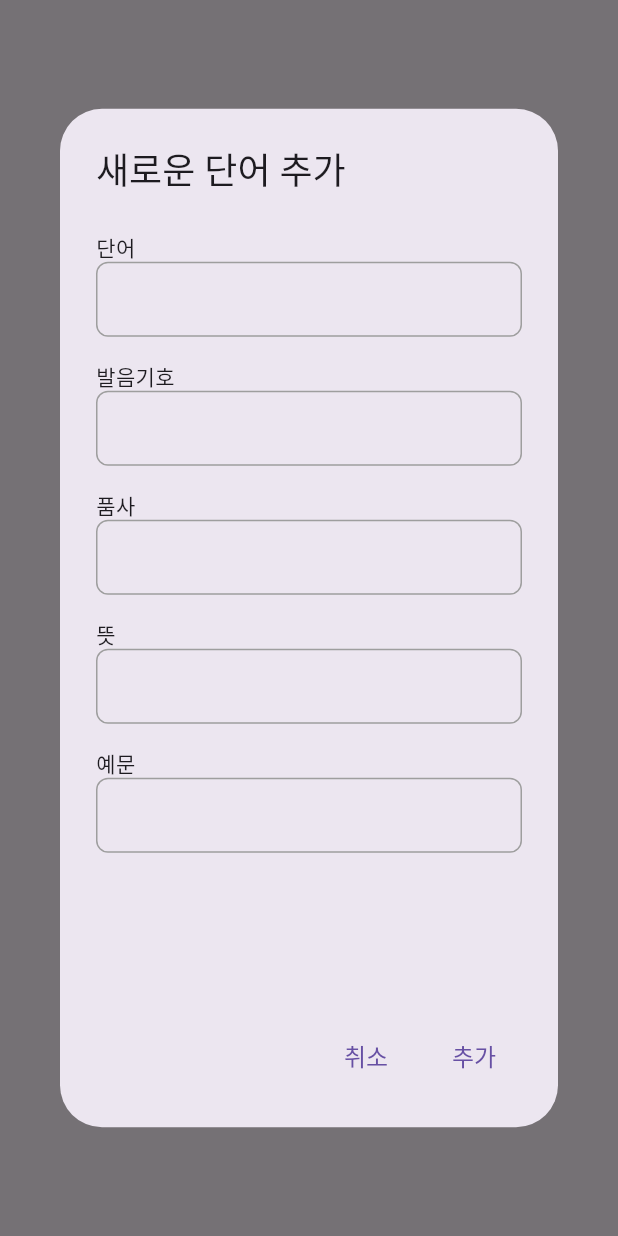
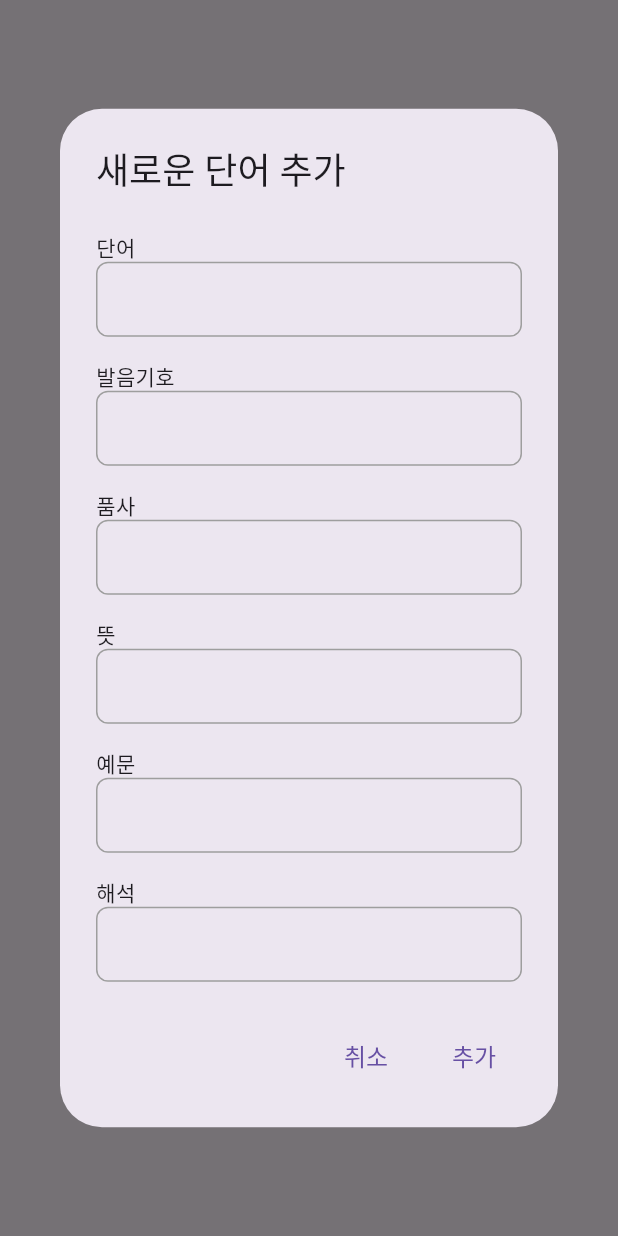
Before and after one commit to Jeong-baechoo/voca_app, a Flutter app: what showInputDialog() shows on an empty page, opened directly with empty values, after a tap on "추가", on a phone screen of 412 x 824 dp. Run offline on Flutter 3.47's test engine with Material 3 defaults, Android fonts, the light colour scheme and no system bars; our stand-ins replace cloud_firestore, firebase_core, flip_card, flutter_speed_dial; accounts and stored records are empty; network calls fail.

Commit message:
데이터베이스 작업 완료

```diff
--- a/voca_app/lib/providers/voca_provider.dart
+++ b/voca_app/lib/providers/voca_provider.dart
@@ -65,7 +65,6 @@ class VocaProvider with ChangeNotifier {
         .get();
 
     for (var doc in querySnapshot.docs) {
-      print(doc.data());
       doc.reference.update({
         'listName': newVocaSet,
         // 다른 필드가 있다면 여기에 추가
@@ -76,7 +75,6 @@ class VocaProvider with ChangeNotifier {
   }
 
   Future<void> deleteVocabularySet(List<dynamic> myVocaSet, int index) async {
-    print(_vocabularySets[index]);
     QuerySnapshot querySnapshot = await db
         .collection('users')
         .doc(userId)
--- a/voca_app/lib/providers/word_provider.dart
+++ b/voca_app/lib/providers/word_provider.dart
@@ -22,7 +22,6 @@ class WordProvider with ChangeNotifier {
           .doc(userId)
           .collection('wordLists')
           .get();
-      print(wordListsSnapshot.size);
       // 가져온 각 단어장에 대해 단어를 초기화하고 리스트에 추가
       for (var wordListDoc in wordListsSnapshot.docs) {
         String wordListId = wordListDoc.id;
--- a/voca_app/lib/services/api_service.dart
+++ b/voca_app/lib/services/api_service.dart
@@ -43,7 +43,6 @@ class ApiService {
       if (response.statusCode == 200) {
         String content = jsonDecode(utf8.decode(response.bodyBytes))['choices']
             [0]['message']['content'];
-        print(content);
         WordDescription wordDescriptionFromJson(String str) =>
             WordDescription.fromJson(json.decode(str));
         final newWordDescription = wordDescriptionFromJson(content);
--- a/voca_app/lib/utilities/word_utils.dart
+++ b/voca_app/lib/utilities/word_utils.dart
@@ -19,8 +19,20 @@ String getCombinedExamples(WordDescription? wordDescription) {
   if (meanings != null && meanings.isNotEmpty) {
     List<String> allExamples = meanings
         .expand((meaning) => meaning.definitions)
-        .map(
-            (definition) => '${definition.example} - ${definition.translation}')
+        .map((definition) => definition.example)
+        .toList();
+    return allExamples.join('\n');
+  }
+  return '';
+}
+
+String getCombinedtranslates(WordDescription? wordDescription) {
+  var meanings = wordDescription?.meanings;
+
+  if (meanings != null && meanings.isNotEmpty) {
+    List<String> allExamples = meanings
+        .expand((meaning) => meaning.definitions)
+        .map((definition) => definition.translation)
         .toList();
     return allExamples.join('\n');
   }
--- a/voca_app/lib/widgets/dialogs.dart
+++ b/voca_app/lib/widgets/dialogs.dart
@@ -1,5 +1,4 @@
 // lib/widgets/input_dialog.dart
-import 'dart:convert';
 import 'package:flutter/material.dart';
 import 'package:provider/provider.dart';
 import 'package:voca_app/models/word_description.dart';
@@ -10,7 +9,7 @@ import 'package:voca_app/widgets/common_widgets.dart';
 
 String apiResponseContent = '';
 
-//단어 추가 다이얼로그
+//단어 추가 다이얼로그 (사전)
 Future<void> showInputDialog(
   BuildContext context,
   WordDescription? yourWordDescription,
@@ -25,7 +24,8 @@ Future<void> showInputDialog(
       TextEditingController(text: getCombinedDefinitions(yourWordDescription));
   TextEditingController exampleController =
       TextEditingController(text: getCombinedExamples(yourWordDescription));
-
+  TextEditingController translateController =
+      TextEditingController(text: getCombinedtranslates(yourWordDescription));
   return showDialog<void>(
     context: context,
     builder: (BuildContext context) {
@@ -48,6 +48,7 @@ Future<void> showInputDialog(
                 buildInputField('품사', partOfSpeechController),
                 buildInputField('뜻', definitionController),
                 buildInputField('예문', exampleController),
+                buildInputField('해석', translateController),
               ],
             ),
           ),
@@ -64,15 +65,21 @@ Future<void> showInputDialog(
           ),
           TextButton(
             onPressed: () {
-              Map<String, dynamic> contentMap = json.decode(apiResponseContent);
-              flashcardsList.add(contentMap);
+              final createWordDescription =
+                  WordDescription.createWordDescription(
+                      word: wordController.text,
+                      phonetics: phoneticsController.text,
+                      partOfSpeech: partOfSpeechController.text,
+                      definition: definitionController.text,
+                      example: exampleController.text,
+                      translate: translateController.text);
 
               VocaProvider vocaProvider =
                   Provider.of<VocaProvider>(context, listen: false);
               Provider.of<WordProvider>(context, listen: false).addWord(
                   vocaProvider.selectedVocaSet,
                   vocaProvider.vocabularySets[vocaProvider.selectedVocaSet],
-                  WordDescription.fromJson(contentMap));
+                  createWordDescription);
 
               apiResponseContent = '';
               Navigator.of(context).pop(); // 다이얼로그 닫기
```
Also changed, not shown: voca_app/lib/widgets/build_word_list.dart (+19 -9 lines).
